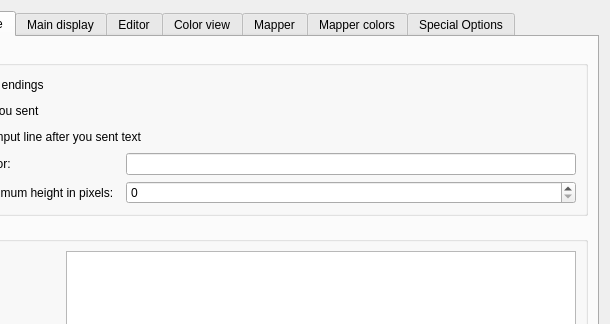
Qt form src/ui/profile_preferences.ui (Mudlet/Mudlet) before a commit; both pictures show x 136 to 746 and y 0 to 324 of the 746 by 685 pixel window.
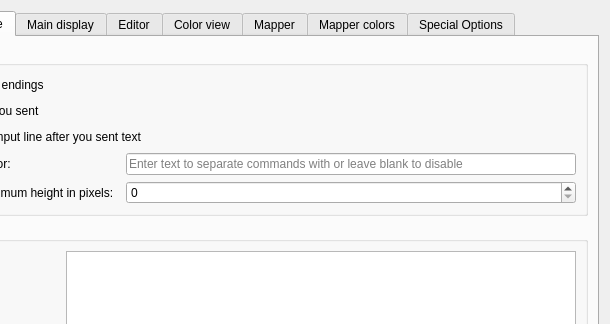
The same form after that commit. The open tabs and pages were chosen to show the change. Icons and pictures are not drawn. Custom widgets are drawn as their Qt base class.

Commit message: Fixed blank command separator to not separate as people expect

```diff
--- a/src/ui/profile_preferences.ui
+++ b/src/ui/profile_preferences.ui
@@ -347,6 +347,9 @@
             <property name="enabled">
              <bool>true</bool>
             </property>
+            <property name="placeholderText">
+             <string>Enter text to separate commands with or leave blank to disable</string>
+            </property>
            </widget>
           </item>
           <item row="4" column="0">
```
The commit also changes 1 other file.
